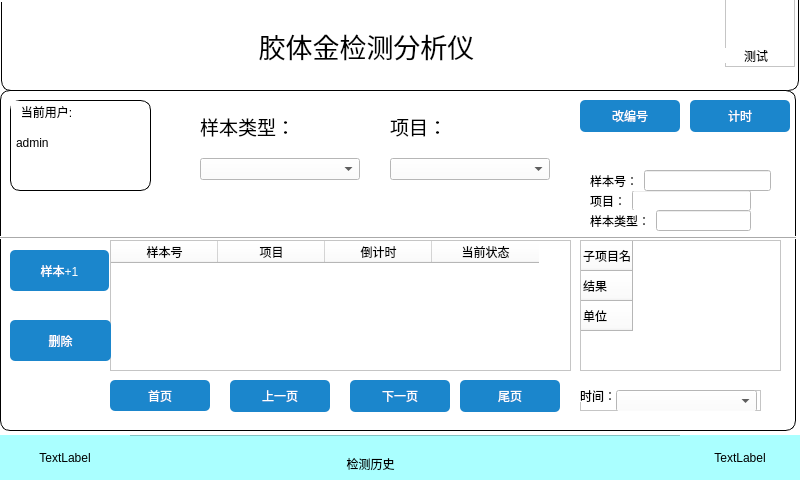
This is ui/history_ui.ui in 511aj/Linux_pyqt_CCD as Qt 5 draws it before an edit. The edited form follows.
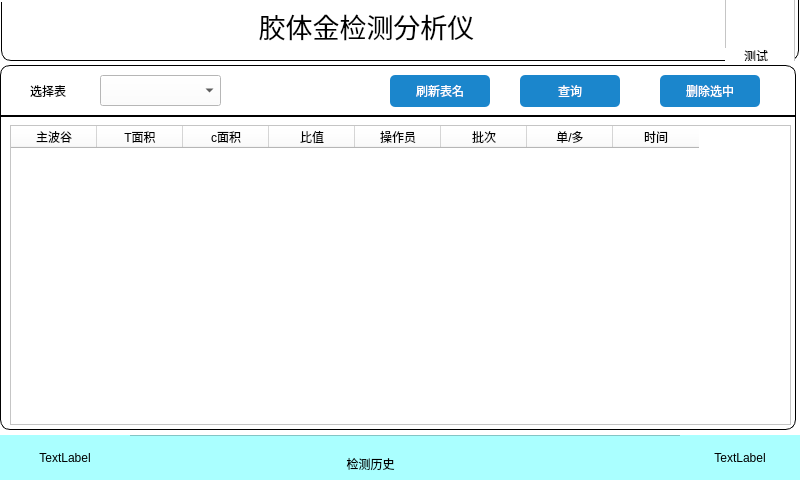
This is the edited form. Icons and pictures are not drawn.

Diff of the .ui file:
```diff
--- a/ui/history_ui.ui
+++ b/ui/history_ui.ui
@@ -22,7 +22,7 @@
      <x>1</x>
      <y>-10</y>
      <width>798</width>
-     <height>101</height>
+     <height>71</height>
     </rect>
    </property>
    <property name="styleSheet">
@@ -45,7 +45,7 @@
       <x>130</x>
       <y>20</y>
       <width>471</width>
-      <height>71</height>
+      <height>31</height>
      </rect>
     </property>
     <property name="font">
@@ -187,9 +187,9 @@
    <property name="geometry">
     <rect>
      <x>0</x>
-     <y>90</y>
+     <y>65</y>
      <width>796</width>
-     <height>341</height>
+     <height>365</height>
     </rect>
    </property>
    <property name="styleSheet">
@@ -209,7 +209,7 @@
    <widget class="QPushButton" name="pushButton">
     <property name="geometry">
      <rect>
-      <x>580</x>
+      <x>390</x>
       <y>10</y>
       <width>100</width>
       <height>32</height>
@@ -222,53 +222,25 @@
         </string>
     </property>
     <property name="text">
-     <string>改编号</string>
-    </property>
-   </widget>
-   <widget class="QPushButton" name="pushButton_2">
-    <property name="geometry">
-     <rect>
-      <x>690</x>
-      <y>10</y>
-      <width>100</width>
-      <height>32</height>
-     </rect>
-    </property>
-    <property name="styleSheet">
-     <string notr="true">background-color:rgb(27, 134, 204);
-color:rgb(255,255,255);
-border-radius: 5px; 
-        </string>
-    </property>
-    <property name="text">
-     <string>计时</string>
-    </property>
-   </widget>
-   <widget class="QFrame" name="frame_7">
-    <property name="geometry">
-     <rect>
-      <x>0</x>
-      <y>146</y>
-      <width>800</width>
-      <height>3</height>
-     </rect>
-    </property>
-    <property name="frameShape">
-     <enum>QFrame::VLine</enum>
-    </property>
-    <property name="frameShadow">
-     <enum>QFrame::Raised</enum>
+     <string>刷新表名</string>
     </property>
    </widget>
    <widget class="QFrame" name="frame_9">
     <property name="geometry">
      <rect>
       <x>0</x>
-      <y>146</y>
+      <y>50</y>
       <width>804</width>
-      <height>3</height>
+      <height>2</height>
      </rect>
     </property>
+    <property name="styleSheet">
+     <string notr="true">
+
+border: 1px solid black;
+border-radius: 10px;
+</string>
+    </property>
     <property name="frameShape">
      <enum>QFrame::HLine</enum>
     </property>
@@ -276,91 +248,36 @@
      <enum>QFrame::Raised</enum>
     </property>
    </widget>
-   <widget class="QPushButton" name="pushButton_4">
+   <widget class="QComboBox" name="table_combo">
     <property name="geometry">
      <rect>
-      <x>110</x>
-      <y>290</y>
-      <width>100</width>
+      <x>100</x>
+      <y>10</y>
+      <width>121</width>
       <height>31</height>
      </rect>
     </property>
-    <property name="styleSheet">
-     <string notr="true">background-color:rgb(27, 134, 204);
-color:rgb(255,255,255);
-border-radius: 5px; 
-        </string>
+   </widget>
+   <widget class="QLabel" name="label_3">
+    <property name="geometry">
+     <rect>
+      <x>30</x>
+      <y>20</y>
+      <width>54</width>
+      <height>12</height>
+     </rect>
     </property>
     <property name="text">
-     <string>首页</string>
+     <string>选择表</string>
     </property>
    </widget>
-   <widget class="QFrame" name="frame_8">
+   <widget class="QTableWidget" name="table">
     <property name="geometry">
      <rect>
       <x>10</x>
-      <y>10</y>
-      <width>141</width>
-      <height>91</height>
-     </rect>
-    </property>
-    <property name="styleSheet">
-     <string notr="true">QWidget#frame_8{
-
-border: 1px solid black;
-border-radius: 10px;
-}
-</string>
-    </property>
-    <property name="frameShape">
-     <enum>QFrame::StyledPanel</enum>
-    </property>
-    <property name="frameShadow">
-     <enum>QFrame::Raised</enum>
-    </property>
-    <widget class="QLabel" name="label_4">
-     <property name="geometry">
-      <rect>
-       <x>1</x>
-       <y>1</y>
-       <width>71</width>
-       <height>21</height>
-      </rect>
-     </property>
-     <property name="text">
-      <string>当前用户:</string>
-     </property>
-     <property name="alignment">
-      <set>Qt::AlignCenter</set>
-     </property>
-    </widget>
-    <widget class="QLabel" name="label_5">
-     <property name="geometry">
-      <rect>
-       <x>6</x>
-       <y>36</y>
-       <width>91</width>
-       <height>31</height>
-      </rect>
-     </property>
-     <property name="styleSheet">
-      <string notr="true"/>
-     </property>
-     <property name="text">
-      <string>admin</string>
-     </property>
-     <property name="alignment">
-      <set>Qt::AlignLeading|Qt::AlignLeft|Qt::AlignTop</set>
-     </property>
-    </widget>
-   </widget>
-   <widget class="QTableWidget" name="tableWidget">
-    <property name="geometry">
-     <rect>
-      <x>110</x>
-      <y>150</y>
-      <width>461</width>
-      <height>131</height>
+      <y>60</y>
+      <width>781</width>
+      <height>300</height>
      </rect>
     </property>
     <property name="styleSheet">
@@ -375,115 +292,69 @@
      <bool>false</bool>
     </attribute>
     <attribute name="horizontalHeaderMinimumSectionSize">
-     <number>18</number>
+     <number>2</number>
     </attribute>
     <attribute name="horizontalHeaderDefaultSectionSize">
-     <number>107</number>
+     <number>86</number>
+    </attribute>
+    <attribute name="horizontalHeaderHighlightSections">
+     <bool>false</bool>
     </attribute>
     <attribute name="verticalHeaderVisible">
      <bool>true</bool>
     </attribute>
+    <attribute name="verticalHeaderDefaultSectionSize">
+     <number>41</number>
+    </attribute>
     <attribute name="verticalHeaderHighlightSections">
      <bool>true</bool>
     </attribute>
     <column>
      <property name="text">
-      <string>样本号</string>
+      <string>主波谷</string>
      </property>
-     <property name="textAlignment">
-      <set>AlignCenter</set>
+    </column>
+    <column>
+     <property name="text">
+      <string>T面积</string>
      </property>
-     <property name="background">
-      <color alpha="0">
-       <red>141</red>
-       <green>200</green>
-       <blue>109</blue>
-      </color>
+    </column>
+    <column>
+     <property name="text">
+      <string>c面积</string>
      </property>
     </column>
     <column>
      <property name="text">
-      <string>项目</string>
+      <string>比值</string>
      </property>
-     <property name="textAlignment">
-      <set>AlignCenter</set>
+    </column>
+    <column>
+     <property name="text">
+      <string>操作员</string>
      </property>
     </column>
     <column>
      <property name="text">
-      <string>倒计时</string>
+      <string>批次</string>
      </property>
-     <property name="textAlignment">
-      <set>AlignCenter</set>
+    </column>
+    <column>
+     <property name="text">
+      <string>单/多</string>
      </property>
     </column>
     <column>
      <property name="text">
-      <string>当前状态</string>
+      <string>时间</string>
      </property>
     </column>
    </widget>
-   <widget class="QWidget" name="verticalLayoutWidget">
+   <widget class="QPushButton" name="query_btn">
     <property name="geometry">
      <rect>
-      <x>200</x>
+      <x>520</x>
       <y>10</y>
-      <width>160</width>
-      <height>80</height>
-     </rect>
-    </property>
-    <layout class="QVBoxLayout" name="verticalLayout_2">
-     <item>
-      <widget class="QLabel" name="label_3">
-       <property name="font">
-        <font>
-         <family>宋体</family>
-         <pointsize>14</pointsize>
-        </font>
-       </property>
-       <property name="text">
-        <string>样本类型：</string>
-       </property>
-      </widget>
-     </item>
-     <item>
-      <widget class="QComboBox" name="comboBox"/>
-     </item>
-    </layout>
-   </widget>
-   <widget class="QWidget" name="verticalLayoutWidget_2">
-    <property name="geometry">
-     <rect>
-      <x>390</x>
-      <y>10</y>
-      <width>160</width>
-      <height>80</height>
-     </rect>
-    </property>
-    <layout class="QVBoxLayout" name="verticalLayout_3">
-     <item>
-      <widget class="QLabel" name="label_6">
-       <property name="font">
-        <font>
-         <family>宋体</family>
-         <pointsize>14</pointsize>
-        </font>
-       </property>
-       <property name="text">
-        <string>项目：</string>
-       </property>
-      </widget>
-     </item>
-     <item>
-      <widget class="QComboBox" name="comboBox_2"/>
-     </item>
-    </layout>
-   </widget>
-   <widget class="QPushButton" name="pushButton_6">
-    <property name="geometry">
-     <rect>
-      <x>230</x>
-      <y>290</y>
       <width>100</width>
       <height>32</height>
      </rect>
@@ -495,14 +366,14 @@
         </string>
     </property>
     <property name="text">
-     <string>上一页</string>
+     <string>查询</string>
     </property>
    </widget>
    <widget class="QPushButton" name="pushButton_7">
     <property name="geometry">
      <rect>
-      <x>350</x>
-      <y>290</y>
+      <x>660</x>
+      <y>10</y>
       <width>100</width>
       <height>32</height>
      </rect>
@@ -514,194 +385,7 @@
         </string>
     </property>
     <property name="text">
-     <string>下一页</string>
-    </property>
-   </widget>
-   <widget class="QPushButton" name="pushButton_8">
-    <property name="geometry">
-     <rect>
-      <x>460</x>
-      <y>290</y>
-      <width>100</width>
-      <height>32</height>
-     </rect>
-    </property>
-    <property name="styleSheet">
-     <string notr="true">background-color:rgb(27, 134, 204);
-color:rgb(255,255,255);
-border-radius: 5px; 
-        </string>
-    </property>
-    <property name="text">
-     <string>尾页</string>
-    </property>
-   </widget>
-   <widget class="QTableWidget" name="tableWidget_2">
-    <property name="geometry">
-     <rect>
-      <x>580</x>
-      <y>150</y>
-      <width>201</width>
-      <height>131</height>
-     </rect>
-    </property>
-    <row>
-     <property name="text">
-      <string>子项目名</string>
-     </property>
-    </row>
-    <row>
-     <property name="text">
-      <string>结果</string>
-     </property>
-    </row>
-    <row>
-     <property name="text">
-      <string>单位</string>
-     </property>
-    </row>
-   </widget>
-   <widget class="QFrame" name="frame_5">
-    <property name="geometry">
-     <rect>
-      <x>580</x>
-      <y>300</y>
-      <width>181</width>
-      <height>21</height>
-     </rect>
-    </property>
-    <property name="frameShape">
-     <enum>QFrame::StyledPanel</enum>
-    </property>
-    <property name="frameShadow">
-     <enum>QFrame::Raised</enum>
-    </property>
-    <widget class="QLabel" name="label_18">
-     <property name="geometry">
-      <rect>
-       <x>0</x>
-       <y>0</y>
-       <width>54</width>
-       <height>12</height>
-      </rect>
-     </property>
-     <property name="text">
-      <string>时间：</string>
-     </property>
-    </widget>
-    <widget class="QComboBox" name="comboBox_3">
-     <property name="geometry">
-      <rect>
-       <x>36</x>
-       <y>0</y>
-       <width>141</width>
-       <height>22</height>
-      </rect>
-     </property>
-    </widget>
-   </widget>
-   <widget class="QWidget" name="horizontalLayoutWidget_2">
-    <property name="geometry">
-     <rect>
-      <x>590</x>
-      <y>100</y>
-      <width>161</width>
-      <height>21</height>
-     </rect>
-    </property>
-    <layout class="QHBoxLayout" name="horizontalLayout_2">
-     <item>
-      <widget class="QLabel" name="label_8">
-       <property name="text">
-        <string>项目：</string>
-       </property>
-      </widget>
-     </item>
-     <item>
-      <widget class="QLineEdit" name="lineEdit_2"/>
-     </item>
-    </layout>
-   </widget>
-   <widget class="QWidget" name="horizontalLayoutWidget_3">
-    <property name="geometry">
-     <rect>
-      <x>590</x>
-      <y>120</y>
-      <width>161</width>
-      <height>21</height>
-     </rect>
-    </property>
-    <layout class="QHBoxLayout" name="horizontalLayout_3">
-     <item>
-      <widget class="QLabel" name="label_9">
-       <property name="text">
-        <string>样本类型：</string>
-       </property>
-      </widget>
-     </item>
-     <item>
-      <widget class="QLineEdit" name="lineEdit_3"/>
-     </item>
-    </layout>
-   </widget>
-   <widget class="QWidget" name="horizontalLayoutWidget">
-    <property name="geometry">
-     <rect>
-      <x>590</x>
-      <y>80</y>
-      <width>181</width>
-      <height>21</height>
-     </rect>
-    </property>
-    <layout class="QHBoxLayout" name="horizontalLayout">
-     <item>
-      <widget class="QLabel" name="label_7">
-       <property name="text">
-        <string>样本号：</string>
-       </property>
-      </widget>
-     </item>
-     <item>
-      <widget class="QLineEdit" name="lineEdit"/>
-     </item>
-    </layout>
-   </widget>
-   <widget class="QPushButton" name="pushButton_5">
-    <property name="geometry">
-     <rect>
-      <x>10</x>
-      <y>230</y>
-      <width>101</width>
-      <height>41</height>
-     </rect>
-    </property>
-    <property name="styleSheet">
-     <string notr="true">background-color:rgb(27, 134, 204);
-color:rgb(255,255,255);
-border-radius: 5px; 
-        </string>
-    </property>
-    <property name="text">
-     <string>删除</string>
-    </property>
-   </widget>
-   <widget class="QPushButton" name="pushButton_3">
-    <property name="geometry">
-     <rect>
-      <x>10</x>
-      <y>160</y>
-      <width>99</width>
-      <height>41</height>
-     </rect>
-    </property>
-    <property name="styleSheet">
-     <string notr="true">background-color:rgb(27, 134, 204);
-color:rgb(255,255,255);
-border-radius: 5px; 
-        </string>
-    </property>
-    <property name="text">
-     <string>样本+1</string>
+     <string>删除选中</string>
     </property>
    </widget>
   </widget>
```
Left out of the diff: 4 changed lines with no effect on the pictures.
